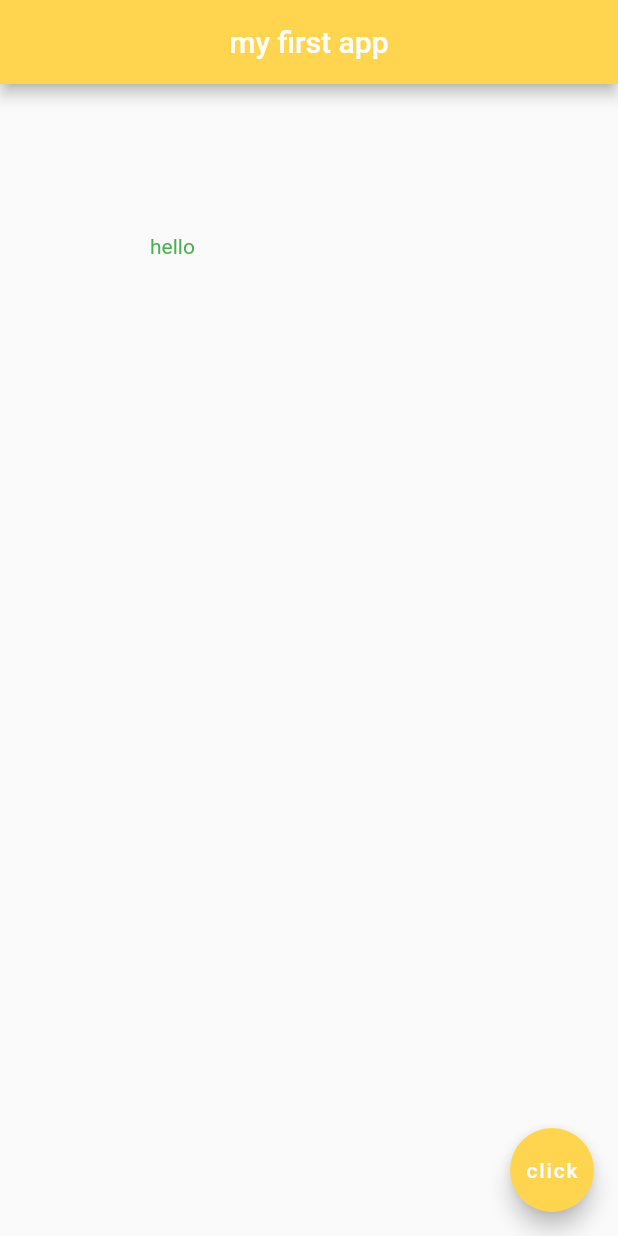
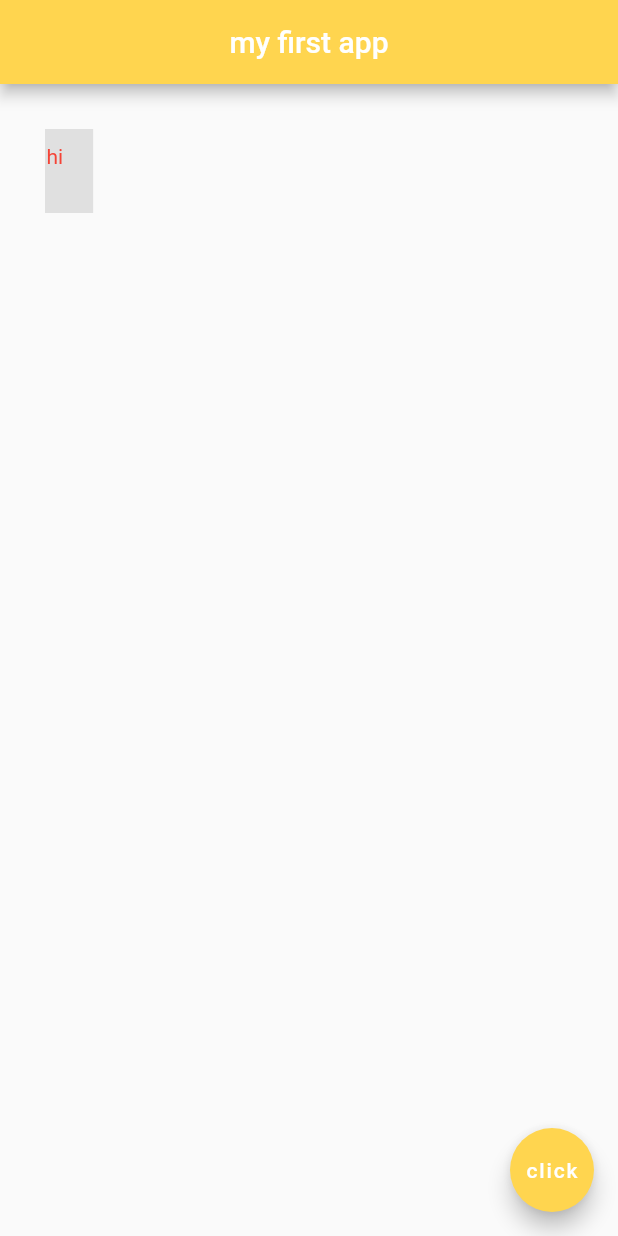
Before and after one commit to ShahriarAlvi/LearningFlutter, a Flutter app: the screen it shows after launch, on a phone screen of 412 x 824 dp. Run offline on Flutter 3.47's test engine with Material 2 defaults, Android fonts, the phone set to English and light mode, and no system bars.

Commit message:
Padding, Margin and TextStyle

```diff
--- a/lib/main.dart
+++ b/lib/main.dart
@@ -1,6 +1,8 @@
 import 'package:flutter/material.dart';
 
-void main() => runApp(const MaterialApp(home: Home()));
+void main() => runApp(const MaterialApp(
+  home: Home()
+));
 
 class Home extends StatelessWidget {
   const Home({Key? key}) : super(key: key);
@@ -12,17 +14,19 @@ class Home extends StatelessWidget {
         title: const Text('my first app'),
         centerTitle: true,
         backgroundColor: Colors.amber[300],
+
       ),
-      body: Padding(
-        //color and margin can not be used
-        padding: EdgeInsets.all(100.0),
-        child: Text('hello',
-            style: TextStyle(
-              color: Colors.green,
-            )),
-      ),
+      body: Container(
+        padding: EdgeInsets.fromLTRB(1, 10, 20, 30),
+        margin: EdgeInsets.all(30),
+        color: Colors.grey[300],
+        child: Text('hi',
+        style: TextStyle(
+          color: Colors.red,
+        ))
+      ) ,
       floatingActionButton: FloatingActionButton(
-        onPressed: () {},
+        onPressed: () {  },
         child: Text('click'),
         backgroundColor: Colors.amber[300],
       ),
```
